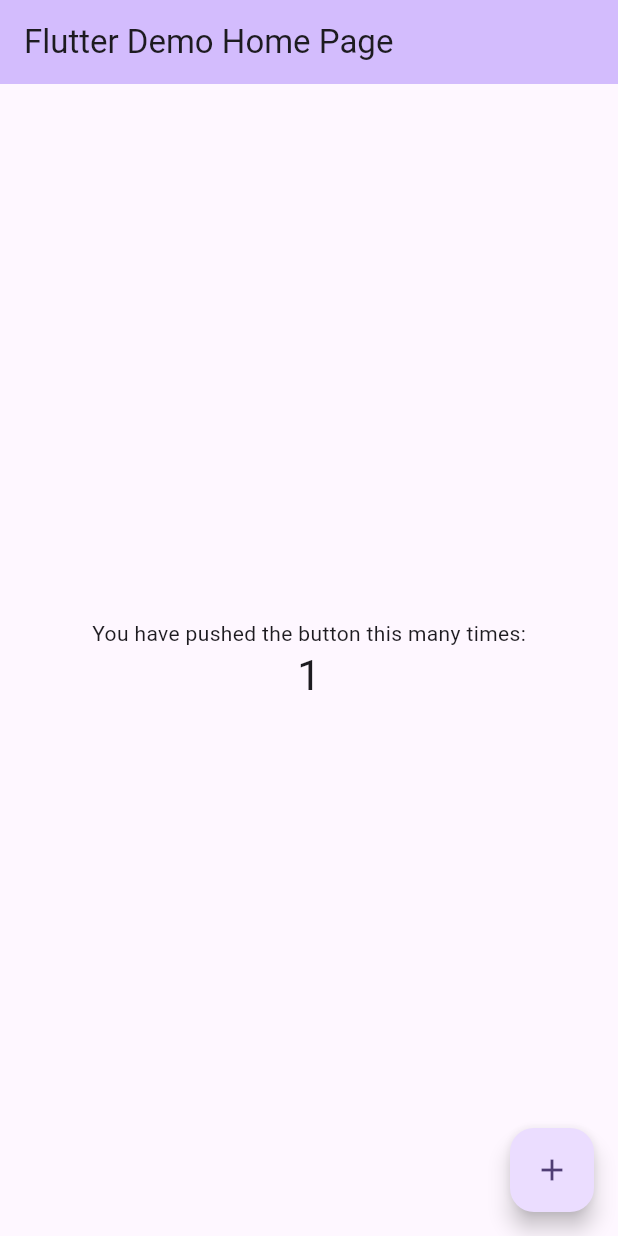
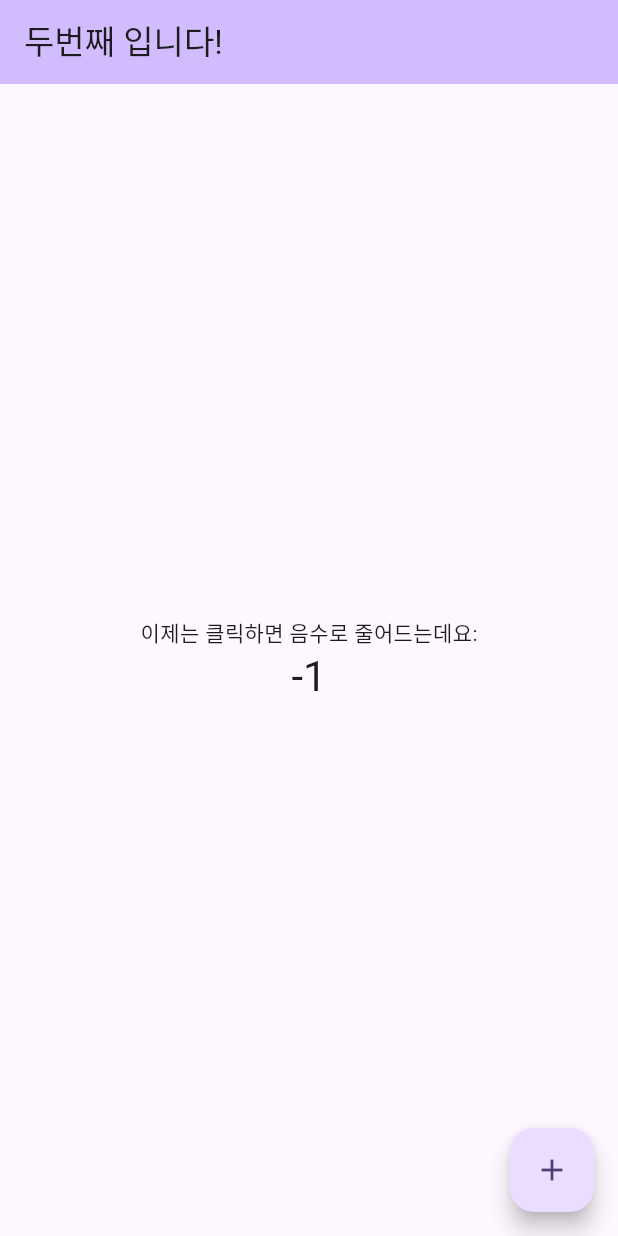
Before and after one commit to mnyu123/Flutter_Practice, a Flutter app: the MyHomePage screen opened directly, after a tap on the "add" icon, on a phone screen of 412 x 824 dp. Run offline on Flutter 3.47's test engine with Material 3 defaults, Android fonts, the phone set to English and light mode, and no system bars.

Commit message:
count 숫자가 음수로 동작

```diff
--- a/lib/main.dart
+++ b/lib/main.dart
@@ -7,46 +7,21 @@ void main() {
 class MyApp extends StatelessWidget {
   const MyApp({super.key});
 
-  // This widget is the root of your application.
   @override
   Widget build(BuildContext context) {
     return MaterialApp(
-      title: 'Flutter Demo',
+      title: '두번째 플러터 데모 프로그램',
       theme: ThemeData(
-        // This is the theme of your application.
-        //
-        // TRY THIS: Try running your application with "flutter run". You'll see
-        // the application has a purple toolbar. Then, without quitting the app,
-        // try changing the seedColor in the colorScheme below to Colors.green
-        // and then invoke "hot reload" (save your changes or press the "hot
-        // reload" button in a Flutter-supported IDE, or press "r" if you used
-        // the command line to start the app).
-        //
-        // Notice that the counter didn't reset back to zero; the application
-        // state is not lost during the reload. To reset the state, use hot
-        // restart instead.
-        //
-        // This works for code too, not just values: Most code changes can be
-        // tested with just a hot reload.
         colorScheme: ColorScheme.fromSeed(seedColor: Colors.deepPurple),
         useMaterial3: true,
       ),
-      home: const MyHomePage(title: 'Flutter Demo Home Page'),
+      home: const MyHomePage(title: '두번째 입니다!'),
     );
   }
 }
 
 class MyHomePage extends StatefulWidget {
   const MyHomePage({super.key, required this.title});
-
-  // This widget is the home page of your application. It is stateful, meaning
-  // that it has a State object (defined below) that contains fields that affect
-  // how it looks.
-
-  // This class is the configuration for the state. It holds the values (in this
-  // case the title) provided by the parent (in this case the App widget) and
-  // used by the build method of the State. Fields in a Widget subclass are
-  // always marked "final".
 
   final String title;
 
@@ -59,54 +34,23 @@ class _MyHomePageState extends State<MyHomePage> {
 
   void _incrementCounter() {
     setState(() {
-      // This call to setState tells the Flutter framework that something has
-      // changed in this State, which causes it to rerun the build method below
-      // so that the display can reflect the updated values. If we changed
-      // _counter without calling setState(), then the build method would not be
-      // called again, and so nothing would appear to happen.
-      _counter++;
+      _counter--;
     });
   }
 
   @override
   Widget build(BuildContext context) {
-    // This method is rerun every time setState is called, for instance as done
-    // by the _incrementCounter method above.
-    //
-    // The Flutter framework has been optimized to make rerunning build methods
-    // fast, so that you can just rebuild anything that needs updating rather
-    // than having to individually change instances of widgets.
     return Scaffold(
       appBar: AppBar(
-        // TRY THIS: Try changing the color here to a specific color (to
-        // Colors.amber, perhaps?) and trigger a hot reload to see the AppBar
-        // change color while the other colors stay the same.
         backgroundColor: Theme.of(context).colorScheme.inversePrimary,
-        // Here we take the value from the MyHomePage object that was created by
-        // the App.build method, and use it to set our appbar title.
         title: Text(widget.title),
       ),
       body: Center(
-        // Center is a layout widget. It takes a single child and positions it
-        // in the middle of the parent.
         child: Column(
-          // Column is also a layout widget. It takes a list of children and
-          // arranges them vertically. By default, it sizes itself to fit its
-          // children horizontally, and tries to be as tall as its parent.
-          //
-          // Column has various properties to control how it sizes itself and
-          // how it positions its children. Here we use mainAxisAlignment to
-          // center the children vertically; the main axis here is the vertical
-          // axis because Columns are vertical (the cross axis would be
-          // horizontal).
-          //
-          // TRY THIS: Invoke "debug painting" (choose the "Toggle Debug Paint"
-          // action in the IDE, or press "p" in the console), to see the
-          // wireframe for each widget.
           mainAxisAlignment: MainAxisAlignment.center,
           children: <Widget>[
             const Text(
-              'You have pushed the button this many times:',
+              '이제는 클릭하면 음수로 줄어드는데요:',
             ),
             Text(
               '$_counter',
```
